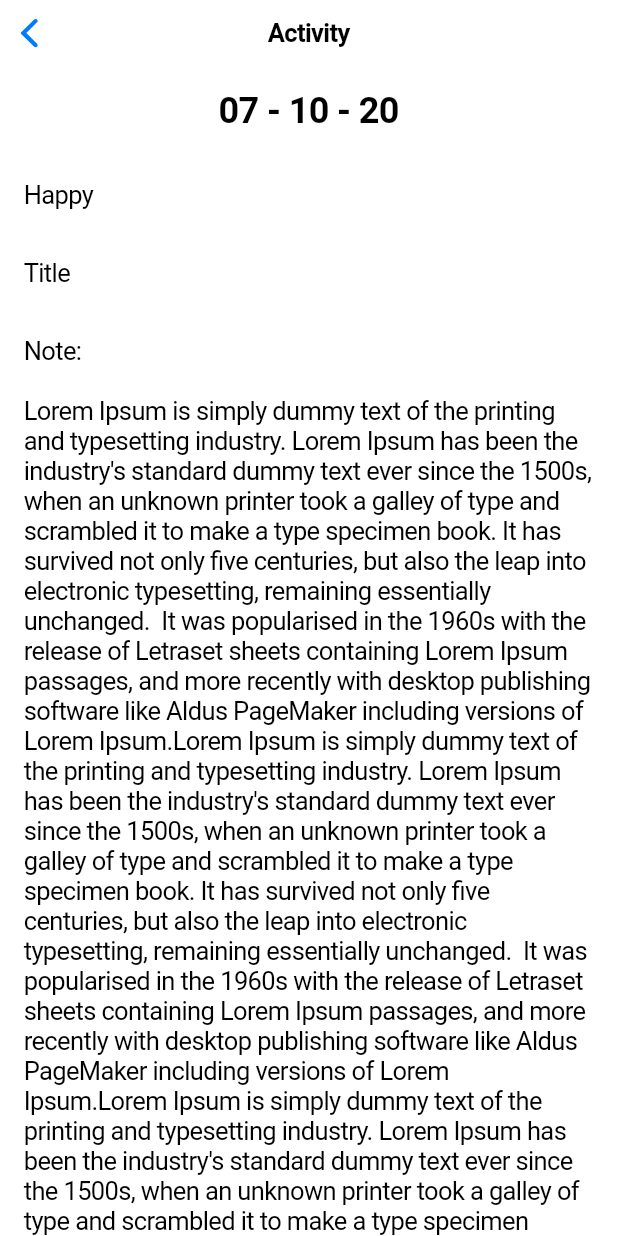
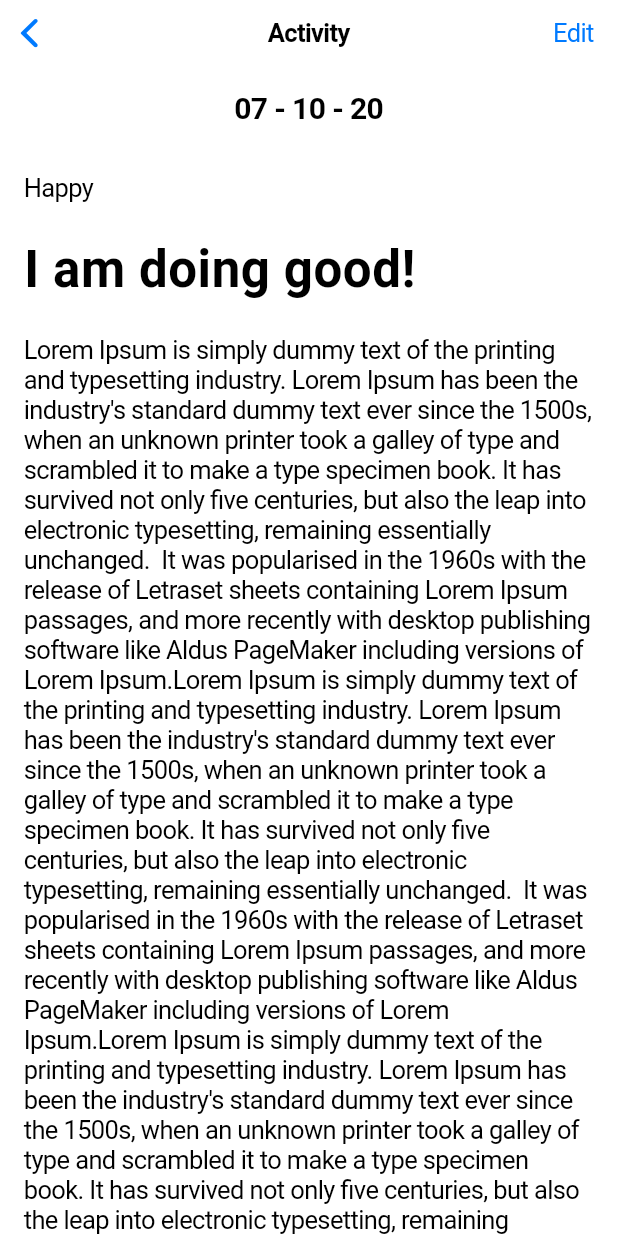
Before and after one commit to Blocship/star_book, a Flutter app: the ActivityPage screen opened by its route, on a phone screen of 412 x 824 dp. Run offline on Flutter 3.47's test engine with Material 2 defaults, Android fonts, the phone set to English and light mode, and no system bars; our stand-ins replace modal_bottom_sheet.

Commit message:
I have completed the activity sheet

```diff
--- a/lib/screens/activity_page.dart
+++ b/lib/screens/activity_page.dart
@@ -1,4 +1,5 @@
 import 'package:flutter/cupertino.dart' as c;
+import 'package:flutter/material.dart';
 import 'package:flutter/widgets.dart';
 
 // TODO: display activity in cupertino style,
@@ -10,6 +11,13 @@ class ActivityPage extends StatelessWidget {
     return c.CupertinoPageScaffold(
       navigationBar: c.CupertinoNavigationBar(
         middle: Text('Activity'),
+        trailing: c.GestureDetector(
+          onTap: () {},
+          child: Text(
+            "Edit",
+            style: c.CupertinoTheme.of(context).textTheme.navActionTextStyle,
+          ),
+        ),
       ),
       child: c.SingleChildScrollView(
         child: SafeArea(
@@ -24,7 +32,7 @@ class ActivityPage extends StatelessWidget {
                     c.Text(
                       "07 - 10 - 20",
                       style: c.TextStyle(
-                          fontWeight: c.FontWeight.bold, fontSize: 24),
+                          fontWeight: c.FontWeight.bold, fontSize: 20),
                     ),
                   ],
                 ),
@@ -34,12 +42,18 @@ class ActivityPage extends StatelessWidget {
                 child: c.Text("Happy"),
               ),
               c.Container(
-                padding: c.EdgeInsets.all(16),
-                child: c.Text("Title"),
+                padding: c.EdgeInsets.symmetric(vertical: 8, horizontal: 16),
+                child: c.Text(
+                  "I am doing good!",
+                  style: c.CupertinoTheme.of(context)
+                      .textTheme
+                      .navLargeTitleTextStyle
+                      .copyWith(),
+                ),
               ),
               c.Container(
                 padding: c.EdgeInsets.all(16),
-                child: c.Text("Note: \n\nLorem Ipsum is simply dummy text of the printing and typesetting industry." +
+                child: c.Text("Lorem Ipsum is simply dummy text of the printing and typesetting industry." +
                     " Lorem Ipsum has been the industry's standard dummy text ever since the 1500s," +
                     " when an unknown printer took a galley of type and scrambled it to make a type specimen book." +
                     " It has survived not only five centuries, but also the leap into electronic typesetting, remaining essentially unchanged. " +
```
